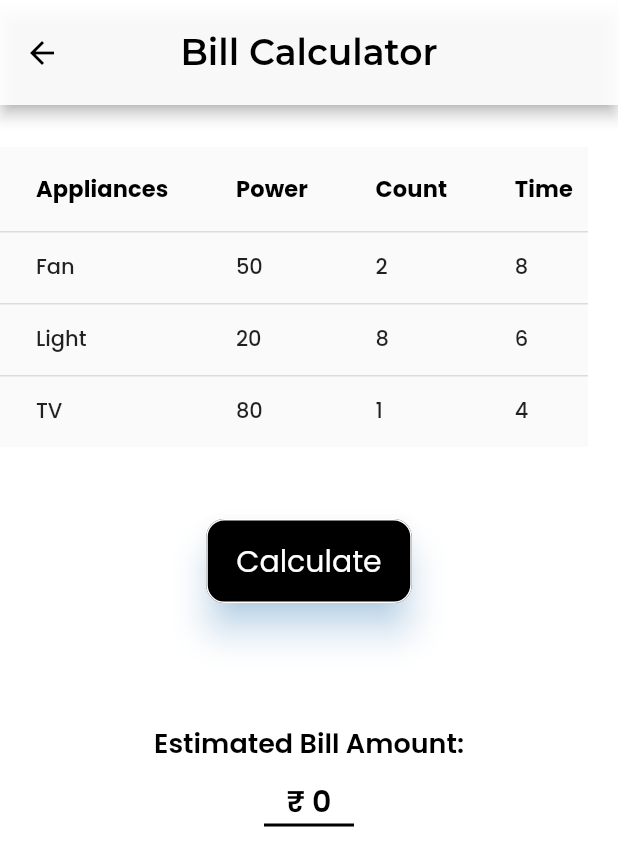
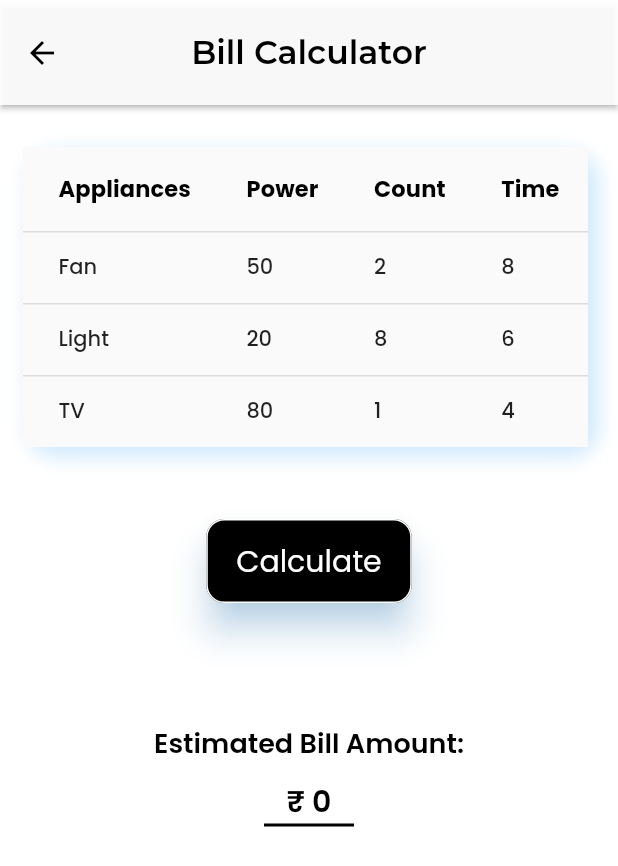
Before and after one commit to shameem2001/glance, a Flutter app: the BillCalculatorScreen screen opened by its route, on a phone screen of 412 x 824 dp. Shown: the top 866 px of the screen. Run offline on Flutter 3.47's test engine with Material 2 defaults, Android fonts, the phone set to English and light mode, and no system bars; our stand-ins replace double_back_to_close, firebase_auth, firebase_core, fl_chart, flutter_svg, font_awesome_flutter and 3 more; missing offline and left inert: editable, flutter_sparkline; accounts and stored records are empty; statements that could not run were skipped.

Commit message:
some ui changes

```diff
--- a/lib/components/data_table_custom/editable_page.dart
+++ b/lib/components/data_table_custom/editable_page.dart
@@ -31,7 +31,7 @@ class _EditablePageState extends State<EditablePage> {
     final columns = ['Appliances', 'Power', 'Count', 'Time'];
 
     return DataTable(
-      columnSpacing: 45,
+      columnSpacing: 37,
       columns: getColumns(columns),
       rows: getRows(users),
     );
--- a/lib/screens/bill_calculator_screen.dart
+++ b/lib/screens/bill_calculator_screen.dart
@@ -63,6 +63,7 @@ class _BillCalculatorScreenState extends State<BillCalculatorScreen> {
         child: Scaffold(
           backgroundColor: Colors.white,
           appBar: AppBar(
+            elevation: 1.5,
             toolbarHeight: 70,
             backgroundColor: Colors.white.withOpacity(0.9),
             centerTitle: true,
@@ -80,11 +81,12 @@ class _BillCalculatorScreenState extends State<BillCalculatorScreen> {
               style: GoogleFonts.montserrat(
                 color: Colors.black,
                 fontWeight: FontWeight.w600,
-                fontSize: 24,
+                fontSize: 22,
               ),
             ),
           ),
           body: Column(
+            crossAxisAlignment: CrossAxisAlignment.center,
             children: [
               SizedBox(height: 20,),
               StaggeredGridView.count(
@@ -94,8 +96,29 @@ class _BillCalculatorScreenState extends State<BillCalculatorScreen> {
                 mainAxisSpacing: 12.0,
                 padding: EdgeInsets.fromLTRB(0.0, 8.0, 20.0, 8.0),
                 children: [
-                  Center(
-                      child: EditablePage()),
+                  Row(
+                    children: [
+                      SizedBox(width: 15,),
+                      Expanded(
+                        child: Container(
+                            decoration: BoxDecoration(
+                              borderRadius: BorderRadius.all(Radius.circular(20.0)),
+                              boxShadow: [
+                                BoxShadow(
+                                  color: Color(0x802196F3).withOpacity(0.2),
+                                  offset: const Offset(
+                                    5.0,
+                                    5.0,
+                                  ),
+                                  blurRadius: 10.0,
+                                  spreadRadius: 2.0,
+                                ),
+                              ]
+                            ),
+                            child: EditablePage()),
+                      ),
+                    ],
+                  ),
                   // _buildTile(
                   //   Center(
                   //     child: Editable(
--- a/lib/screens/home_page.dart
+++ b/lib/screens/home_page.dart
@@ -396,10 +396,11 @@ class _HomePageState extends State<HomePage> {
                           children: <Widget>[
                             Text('Daily Usage',
                                 style: TextStyle(color: Colors.blueAccent, fontSize: 16.0)),
-                            Text('18 units',
+                            SizedBox(height: 5,),
+                            Text(' 18 units',
                                 style: TextStyle(
                                     color: Colors.black,
-                                    fontWeight: FontWeight.w700,
+                                    fontWeight: FontWeight.w600,
                                     fontSize: 32.0))
                           ],
                         ),
@@ -435,10 +436,11 @@ class _HomePageState extends State<HomePage> {
                                 children: <Widget>[
                                   Text('Usage Statistics',
                                       style: TextStyle(color: Colors.green, fontSize: 16.0)),
+                                  SizedBox(height: 7,),
                                   Text(' 127 units',
                                       style: TextStyle(
                                           color: Colors.black,
-                                          fontWeight: FontWeight.w700,
+                                          fontWeight: FontWeight.w600,
                                           fontSize: 32.0)),
                                 ],
                               ),
@@ -490,6 +492,7 @@ Widget _buildTile(Widget child, {Function() onTap}) {
       elevation: 14.0,
       borderRadius: BorderRadius.circular(12.0),
       shadowColor: Color(0x802196F3),
+      // shadowColor: Colors.grey[400],
       child: InkWell(
         // Do onTap() if it isn't null, otherwise do print()
           onTap: onTap != null
--- a/lib/screens/payments_screen.dart
+++ b/lib/screens/payments_screen.dart
@@ -23,8 +23,8 @@ class _PaymentsScreenState extends State<PaymentsScreen> {
   @override
   void initState() {
     // TODO: implement initState
+    getBillAmount();
     super.initState();
-    getBillAmount();
   }
 
   getBillAmount() async{
```
